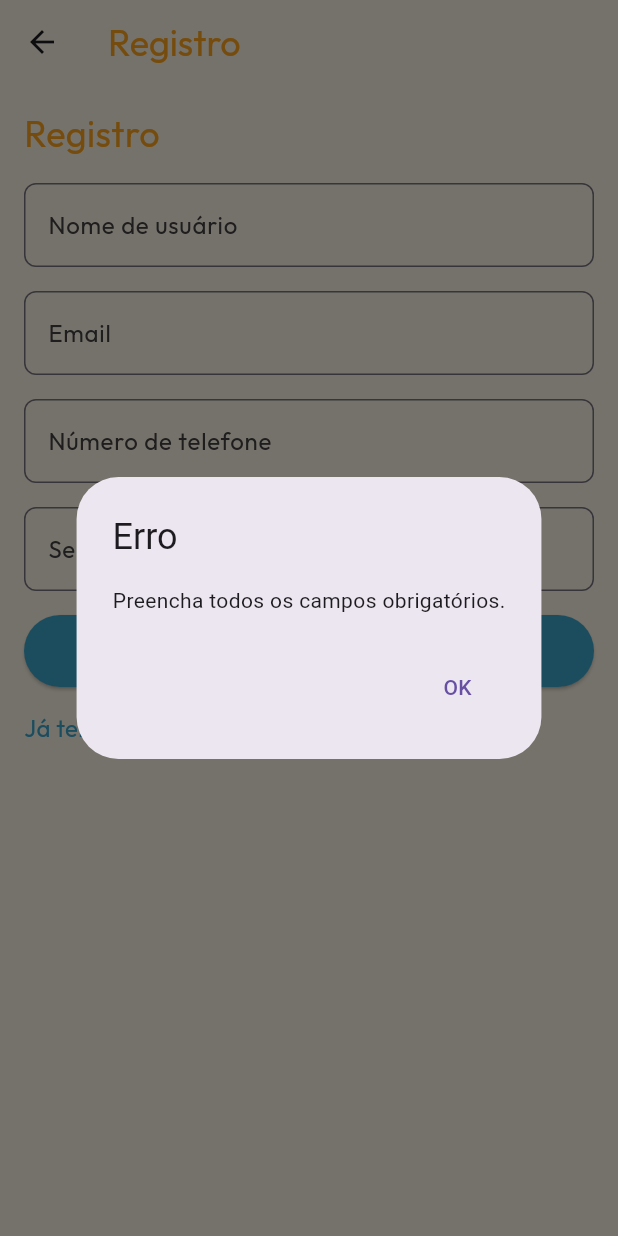
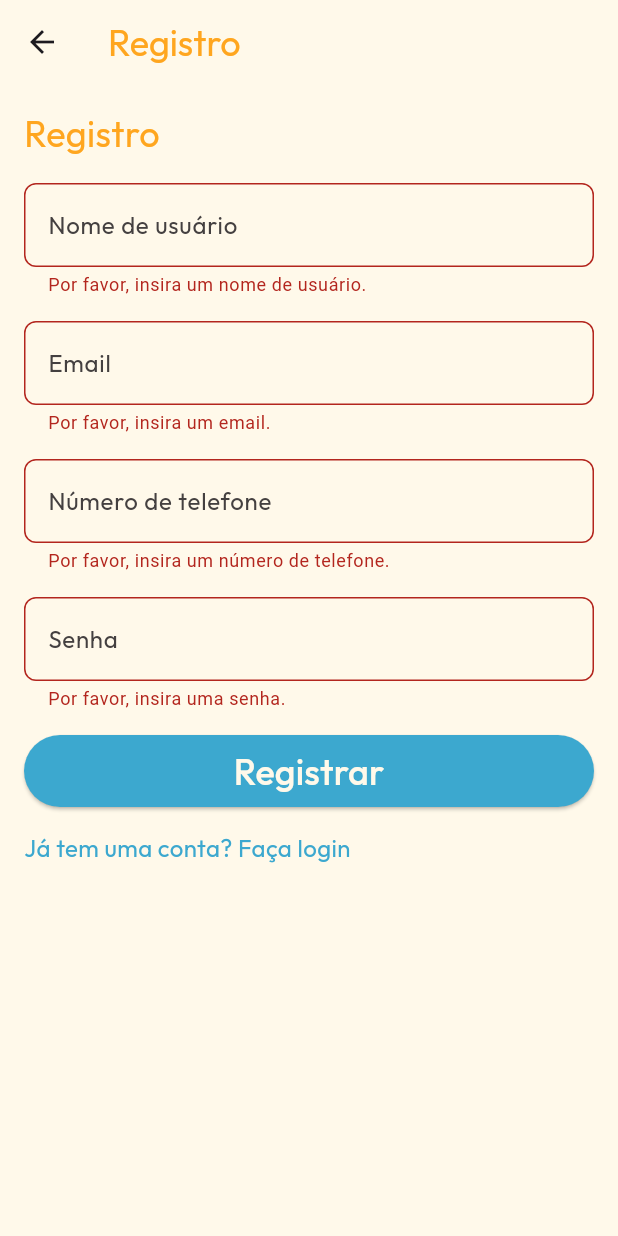
Before and after one commit to JoouJoou/GMTools, a Flutter app: the RegisterScreen screen opened by its route, after a tap on "Registrar", on a phone screen of 412 x 824 dp. Run offline on Flutter 3.47's test engine with Material 3 defaults, Android fonts, the phone set to English and light mode, and no system bars; our stand-ins replace cloud_firestore, firebase_auth, firebase_core, sqflite; accounts and stored records are empty.

Commit message:
Updating last commit

```diff
--- a/dmguide/lib/screens/register_screen.dart
+++ b/dmguide/lib/screens/register_screen.dart
@@ -13,19 +13,34 @@ class _RegisterScreenState extends State<RegisterScreen> {
   final _passwordController = TextEditingController();
 
   final FirebaseFirestore _firestore = FirebaseFirestore.instance;
+  final _formKey = GlobalKey<FormState>();
+
+  Future<bool> _checkEmailExists(String email) async {
+    final querySnapshot = await _firestore
+        .collection('users')
+        .where('email', isEqualTo: email)
+        .get();
+    return querySnapshot.docs.isNotEmpty;
+  }
 
   Future<void> _register() async {
+    if (!_formKey.currentState!.validate()) {
+      return;
+    }
+
     final username = _usernameController.text;
     final email = _emailController.text;
     final phone = _phoneController.text;
     final password = _passwordController.text;
 
-    if (username.isEmpty || email.isEmpty || phone.isEmpty || password.isEmpty) {
+    try {
+      // Verifica se o email já está registrado
+      if (await _checkEmailExists(email)) {
         showDialog(
           context: context,
           builder: (ctx) => AlertDialog(
             title: Text('Erro'),
-          content: Text('Preencha todos os campos obrigatórios.'),
+            content: Text('Este email já está registrado.'),
             actions: <Widget>[
               TextButton(
                 onPressed: () {
@@ -39,7 +54,6 @@ class _RegisterScreenState extends State<RegisterScreen> {
         return;
       }
 
-    try {
       await _firestore.collection('users').add({
         'username': username,
         'email': email,
@@ -86,6 +100,8 @@ class _RegisterScreenState extends State<RegisterScreen> {
       body: Padding(
         padding: EdgeInsets.all(16.0),
         child: SingleChildScrollView(
+          child: Form(
+            key: _formKey,
             child: Column(
               crossAxisAlignment: CrossAxisAlignment.start,
               children: [
@@ -98,7 +114,7 @@ class _RegisterScreenState extends State<RegisterScreen> {
                   ),
                 ),
                 SizedBox(height: 16.0),
-              TextField(
+                TextFormField(
                   controller: _usernameController,
                   decoration: InputDecoration(
                     hintText: 'Nome de usuário',
@@ -122,9 +138,15 @@ class _RegisterScreenState extends State<RegisterScreen> {
                     fontSize: 16,
                     color: Color(0xFF444040),
                   ),
+                  validator: (value) {
+                    if (value == null || value.isEmpty) {
+                      return 'Por favor, insira um nome de usuário.';
+                    }
+                    return null;
+                  },
                 ),
                 SizedBox(height: 16.0),
-              TextField(
+                TextFormField(
                   controller: _emailController,
                   decoration: InputDecoration(
                     hintText: 'Email',
@@ -148,9 +170,20 @@ class _RegisterScreenState extends State<RegisterScreen> {
                     fontSize: 16,
                     color: Color(0xFF444040),
                   ),
+                  keyboardType: TextInputType.emailAddress,
+                  validator: (value) {
+                    if (value == null || value.isEmpty) {
+                      return 'Por favor, insira um email.';
+                    } else if (!RegExp(
+                        r'^[\w-\.]+@([\w-]+\.)+[\w-]{2,4}$')
+                        .hasMatch(value)) {
+                      return 'Por favor, insira um email válido.';
+                    }
+                    return null;
+                  },
                 ),
                 SizedBox(height: 16.0),
-              TextField(
+                TextFormField(
                   controller: _phoneController,
                   decoration: InputDecoration(
                     hintText: 'Número de telefone',
@@ -174,9 +207,18 @@ class _RegisterScreenState extends State<RegisterScreen> {
                     fontSize: 16,
                     color: Color(0xFF444040),
                   ),
+                  keyboardType: TextInputType.phone,
+                  validator: (value) {
+                    if (value == null || value.isEmpty) {
+                      return 'Por favor, insira um número de telefone.';
+                    } else if (!RegExp(r'^\d{10,15}$').hasMatch(value)) {
+                      return 'Por favor, insira um número de telefone válido.';
+                    }
+                    return null;
+                  },
                 ),
                 SizedBox(height: 16.0),
-              TextField(
+                TextFormField(
                   controller: _passwordController,
                   decoration: InputDecoration(
                     hintText: 'Senha',
@@ -201,6 +243,14 @@ class _RegisterScreenState extends State<RegisterScreen> {
                     fontSize: 16,
                     color: Color(0xFF444040),
                   ),
+                  validator: (value) {
+                    if (value == null || value.isEmpty) {
+                      return 'Por favor, insira uma senha.';
+                    } else if (value.length < 6) {
+                      return 'A senha deve ter pelo menos 6 caracteres.';
+                    }
+                    return null;
+                  },
                 ),
                 SizedBox(height: 16.0),
                 ElevatedButton(
@@ -236,6 +286,7 @@ class _RegisterScreenState extends State<RegisterScreen> {
             ),
           ),
         ),
+      ),
     );
   }
 }
--- a/dmguide/pubspec.yaml
+++ b/dmguide/pubspec.yaml
@@ -68,6 +68,7 @@ flutter:
     - assets/logo.png
     - assets/google.png
     - assets/user.png
+    - assets/dragonimg.png
 
   fonts:
     - family: Outfit
```
Also changed, not shown: dmguide/lib/main.dart (+14 -1 lines), dmguide/lib/screens/creation_screen.dart (+82 -88 lines), dmguide/lib/screens/home_screen.dart (+28 -14 lines), dmguide/lib/screens/login_screen.dart (+10 -1 lines). Lines whose indentation alone changed are shown as unchanged.
